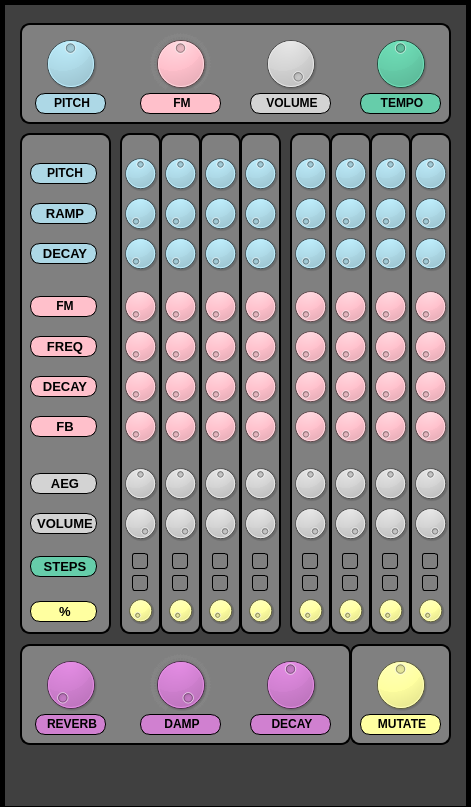
The window that src/mega_fm_8step.ui (theJSZ/FM-synthesis-drum-machine) describes before a commit, drawn with Qt 5.
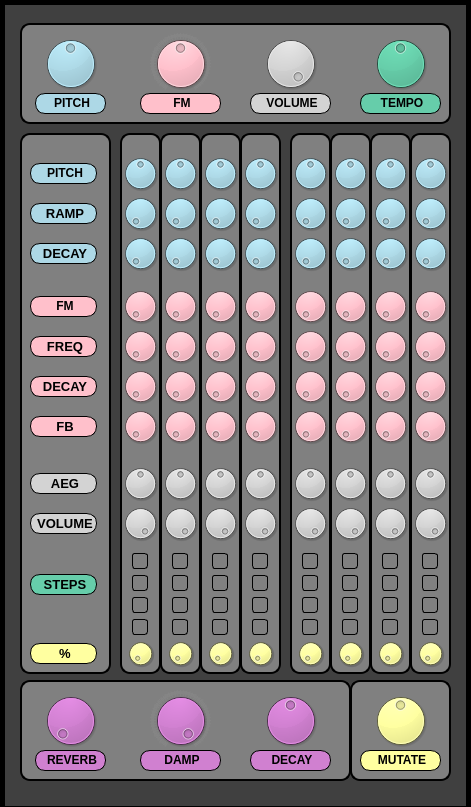
The same window after the commit.

Commit message: Now 32 steps. Implemented rudimentary mutate

What changed in the file:
```diff
--- a/src/mega_fm_8step.ui
+++ b/src/mega_fm_8step.ui
@@ -20,7 +20,7 @@
       <x>120</x>
       <y>133</y>
       <width>41</width>
-      <height>501</height>
+      <height>541</height>
      </rect>
     </property>
     <property name="styleSheet">
@@ -221,7 +221,7 @@
      <property name="geometry">
       <rect>
        <x>5</x>
-       <y>457</y>
+       <y>500</y>
        <width>31</width>
        <height>41</height>
       </rect>
@@ -233,6 +233,38 @@
       <number>100</number>
      </property>
     </widget>
+    <widget class="QPushButton" name="btn_step_17">
+     <property name="geometry">
+      <rect>
+       <x>12</x>
+       <y>464</y>
+       <width>16</width>
+       <height>16</height>
+      </rect>
+     </property>
+     <property name="styleSheet">
+      <string notr="true">border-radius:3; border: 1px solid black;</string>
+     </property>
+     <property name="text">
+      <string/>
+     </property>
+    </widget>
+    <widget class="QPushButton" name="btn_step_25">
+     <property name="geometry">
+      <rect>
+       <x>12</x>
+       <y>486</y>
+       <width>16</width>
+       <height>16</height>
+      </rect>
+     </property>
+     <property name="styleSheet">
+      <string notr="true">border-radius:3; border: 1px solid black;</string>
+     </property>
+     <property name="text">
+      <string/>
+     </property>
+    </widget>
    </widget>
    <widget class="QGroupBox" name="groupBox_labels">
     <property name="geometry">
@@ -240,7 +272,7 @@
       <x>20</x>
       <y>133</y>
       <width>91</width>
-      <height>501</height>
+      <height>541</height>
      </rect>
     </property>
     <property name="styleSheet">
@@ -397,7 +429,7 @@
      <property name="geometry">
       <rect>
        <x>10</x>
-       <y>423</y>
+       <y>441</y>
        <width>67</width>
        <height>21</height>
       </rect>
@@ -413,7 +445,7 @@
      <property name="geometry">
       <rect>
        <x>10</x>
-       <y>468</y>
+       <y>510</y>
        <width>67</width>
        <height>21</height>
       </rect>
@@ -432,7 +464,7 @@
       <x>240</x>
       <y>133</y>
       <width>41</width>
-      <height>501</height>
+      <height>541</height>
      </rect>
     </property>
     <property name="styleSheet">
@@ -633,7 +665,7 @@
      <property name="geometry">
       <rect>
        <x>5</x>
-       <y>457</y>
+       <y>500</y>
        <width>31</width>
        <height>41</height>
       </rect>
@@ -645,6 +677,38 @@
       <number>100</number>
      </property>
     </widget>
+    <widget class="QPushButton" name="btn_step_20">
+     <property name="geometry">
+      <rect>
+       <x>12</x>
+       <y>464</y>
+       <width>16</width>
+       <height>16</height>
+      </rect>
+     </property>
+     <property name="styleSheet">
+      <string notr="true">border-radius:3; border: 1px solid black;</string>
+     </property>
+     <property name="text">
+      <string/>
+     </property>
+    </widget>
+    <widget class="QPushButton" name="btn_step_28">
+     <property name="geometry">
+      <rect>
+       <x>12</x>
+       <y>486</y>
+       <width>16</width>
+       <height>16</height>
+      </rect>
+     </property>
+     <property name="styleSheet">
+      <string notr="true">border-radius:3; border: 1px solid black;</string>
+     </property>
+     <property name="text">
+      <string/>
+     </property>
+    </widget>
    </widget>
    <widget class="QGroupBox" name="groupBox_5">
     <property name="geometry">
@@ -652,7 +716,7 @@
       <x>290</x>
       <y>133</y>
       <width>41</width>
-      <height>501</height>
+      <height>541</height>
      </rect>
     </property>
     <property name="styleSheet">
@@ -853,7 +917,7 @@
      <property name="geometry">
       <rect>
        <x>5</x>
-       <y>457</y>
+       <y>500</y>
        <width>31</width>
        <height>41</height>
       </rect>
@@ -865,6 +929,38 @@
       <number>100</number>
      </property>
     </widget>
+    <widget class="QPushButton" name="btn_step_21">
+     <property name="geometry">
+      <rect>
+       <x>12</x>
+       <y>464</y>
+       <width>16</width>
+       <height>16</height>
+      </rect>
+     </property>
+     <property name="styleSheet">
+      <string notr="true">border-radius:3; border: 1px solid black;</string>
+     </property>
+     <property name="text">
+      <string/>
+     </property>
+    </widget>
+    <widget class="QPushButton" name="btn_step_29">
+     <property name="geometry">
+      <rect>
+       <x>12</x>
+       <y>486</y>
+       <width>16</width>
+       <height>16</height>
+      </rect>
+     </property>
+     <property name="styleSheet">
+      <string notr="true">border-radius:3; border: 1px solid black;</string>
+     </property>
+     <property name="text">
+      <string/>
+     </property>
+    </widget>
    </widget>
    <widget class="QGroupBox" name="groupBox_6">
     <property name="geometry">
@@ -872,7 +968,7 @@
       <x>330</x>
       <y>133</y>
       <width>41</width>
-      <height>501</height>
+      <height>541</height>
      </rect>
     </property>
     <property name="styleSheet">
@@ -1073,7 +1169,7 @@
      <property name="geometry">
       <rect>
        <x>5</x>
-       <y>457</y>
+       <y>500</y>
        <width>31</width>
        <height>41</height>
       </rect>
@@ -1085,6 +1181,38 @@
       <number>100</number>
      </property>
     </widget>
+    <widget class="QPushButton" name="btn_step_22">
+     <property name="geometry">
+      <rect>
+       <x>12</x>
+       <y>464</y>
+       <width>16</width>
+       <height>16</height>
+      </rect>
+     </property>
+     <property name="styleSheet">
+      <string notr="true">border-radius:3; border: 1px solid black;</string>
+     </property>
+     <property name="text">
+      <string/>
+     </property>
+    </widget>
+    <widget class="QPushButton" name="btn_step_30">
+     <property name="geometry">
+      <rect>
+       <x>12</x>
+       <y>486</y>
+       <width>16</width>
+       <height>16</height>
+      </rect>
+     </property>
+     <property name="styleSheet">
+      <string notr="true">border-radius:3; border: 1px solid black;</string>
+     </property>
+     <property name="text">
+      <string/>
+     </property>
+    </widget>
    </widget>
    <widget class="QGroupBox" name="groupBox_7">
     <property name="geometry">
@@ -1092,7 +1220,7 @@
       <x>370</x>
       <y>133</y>
       <width>41</width>
-      <height>501</height>
+      <height>541</height>
      </rect>
     </property>
     <property name="styleSheet">
@@ -1293,7 +1421,7 @@
      <property name="geometry">
       <rect>
        <x>5</x>
-       <y>457</y>
+       <y>500</y>
        <width>31</width>
        <height>41</height>
       </rect>
@@ -1305,6 +1433,38 @@
       <number>100</number>
      </property>
     </widget>
+    <widget class="QPushButton" name="btn_step_23">
+     <property name="geometry">
+      <rect>
+       <x>12</x>
+       <y>464</y>
+       <width>16</width>
+       <height>16</height>
+      </rect>
+     </property>
+     <property name="styleSheet">
+      <string notr="true">border-radius:3; border: 1px solid black;</string>
+     </property>
+     <property name="text">
+      <string/>
+     </property>
+    </widget>
+    <widget class="QPushButton" name="btn_step_31">
+     <property name="geometry">
+      <rect>
+       <x>12</x>
+       <y>486</y>
+       <width>16</width>
+       <height>16</height>
+      </rect>
+     </property>
+     <property name="styleSheet">
+      <string notr="true">border-radius:3; border: 1px solid black;</string>
+     </property>
+     <property name="text">
+      <string/>
+     </property>
+    </widget>
    </widget>
    <widget class="QGroupBox" name="groupBox_8">
     <property name="geometry">
@@ -1312,7 +1472,7 @@
       <x>410</x>
       <y>133</y>
       <width>41</width>
-      <height>501</height>
+      <height>541</height>
      </rect>
     </property>
     <property name="styleSheet">
@@ -1513,7 +1673,7 @@
      <property name="geometry">
       <rect>
        <x>5</x>
-       <y>457</y>
+       <y>500</y>
        <width>31</width>
        <height>41</height>
       </rect>
@@ -1525,6 +1685,38 @@
       <number>100</number>
      </property>
     </widget>
+    <widget class="QPushButton" name="btn_step_24">
+     <property name="geometry">
+      <rect>
+       <x>12</x>
+       <y>464</y>
+       <width>16</width>
+       <height>16</height>
+      </rect>
+     </property>
+     <property name="styleSheet">
+      <string notr="true">border-radius:3; border: 1px solid black;</string>
+     </property>
+     <property name="text">
+      <string/>
+     </property>
+    </widget>
+    <widget class="QPushButton" name="btn_step_32">
+     <property name="geometry">
+      <rect>
+       <x>12</x>
+       <y>486</y>
+       <width>16</width>
+       <height>16</height>
+      </rect>
+     </property>
+     <property name="styleSheet">
+      <string notr="true">border-radius:3; border: 1px solid black;</string>
+     </property>
+     <property name="text">
+      <string/>
+     </property>
+    </widget>
    </widget>
    <widget class="QGroupBox" name="groupBox_2">
     <property name="geometry">
@@ -1532,7 +1724,7 @@
       <x>160</x>
       <y>133</y>
       <width>41</width>
-      <height>501</height>
+      <height>541</height>
      </rect>
     </property>
     <property name="styleSheet">
@@ -1733,7 +1925,7 @@
      <property name="geometry">
       <rect>
        <x>5</x>
-       <y>457</y>
+       <y>500</y>
        <width>31</width>
        <height>41</height>
       </rect>
@@ -1745,6 +1937,38 @@
       <number>100</number>
      </property>
     </widget>
+    <widget class="QPushButton" name="btn_step_18">
+     <property name="geometry">
+      <rect>
+       <x>12</x>
+       <y>464</y>
+       <width>16</width>
+       <height>16</height>
+      </rect>
+     </property>
+     <property name="styleSheet">
+      <string notr="true">border-radius:3; border: 1px solid black;</string>
+     </property>
+     <property name="text">
+      <string/>
+     </property>
+    </widget>
+    <widget class="QPushButton" name="btn_step_26">
+     <property name="geometry">
+      <rect>
+       <x>12</x>
+       <y>486</y>
+       <width>16</width>
+       <height>16</height>
+      </rect>
+     </property>
+     <property name="styleSheet">
+      <string notr="true">border-radius:3; border: 1px solid black;</string>
+     </property>
+     <property name="text">
+      <string/>
+     </property>
+    </widget>
    </widget>
    <widget class="QGroupBox" name="groupBox_3">
     <property name="geometry">
@@ -1752,7 +1976,7 @@
       <x>200</x>
       <y>133</y>
       <width>41</width>
-      <height>501</height>
+      <height>541</height>
      </rect>
     </property>
     <property name="styleSheet">
@@ -1953,7 +2177,7 @@
      <property name="geometry">
       <rect>
        <x>5</x>
-       <y>457</y>
+       <y>500</y>
        <width>31</width>
        <height>41</height>
       </rect>
@@ -1965,6 +2189,38 @@
       <number>100</number>
      </property>
     </widget>
+    <widget class="QPushButton" name="btn_step_19">
+     <property name="geometry">
+      <rect>
+       <x>12</x>
+       <y>464</y>
+       <width>16</width>
+       <height>16</height>
+      </rect>
+     </property>
+     <property name="styleSheet">
+      <string notr="true">border-radius:3; border: 1px solid black;</string>
+     </property>
+     <property name="text">
+      <string/>
+     </property>
+    </widget>
+    <widget class="QPushButton" name="btn_step_27">
+     <property name="geometry">
+      <rect>
+       <x>12</x>
+       <y>486</y>
+       <width>16</width>
+       <height>16</height>
+      </rect>
+     </property>
+     <property name="styleSheet">
+      <string notr="true">border-radius:3; border: 1px solid black;</string>
+     </property>
+     <property name="text">
+      <string/>
+     </property>
+    </widget>
    </widget>
    <widget class="QGroupBox" name="groupBox_master_controls">
     <property name="geometry">
@@ -2165,7 +2421,7 @@
      <property name="geometry">
       <rect>
        <x>20</x>
-       <y>644</y>
+       <y>680</y>
        <width>331</width>
        <height>101</height>
       </rect>
@@ -2307,7 +2563,7 @@
      <property name="geometry">
       <rect>
        <x>350</x>
-       <y>644</y>
+       <y>680</y>
        <width>101</width>
        <height>101</height>
       </rect>
```
The commit also changes 6 other files.
